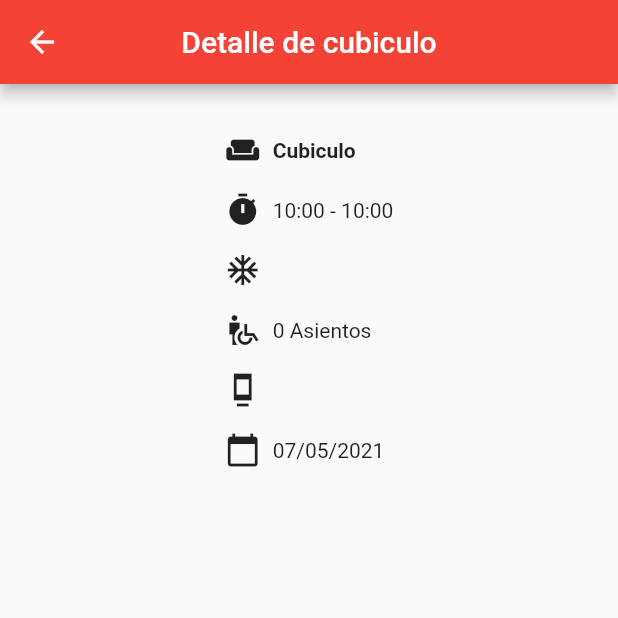
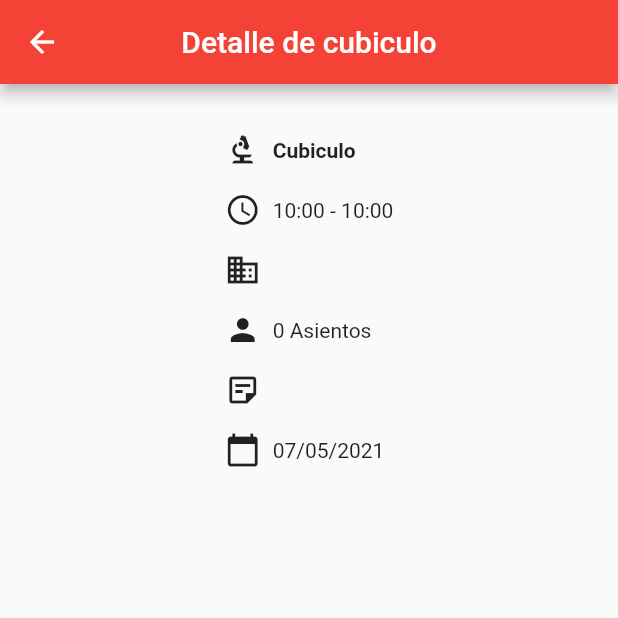
Before and after one commit to willingtonortiz/cubipool2, a Flutter app: the DetailMyReservationPaage screen opened directly with empty values, on a phone screen of 412 x 824 dp, the top half of it. Run offline on Flutter 3.47's test engine with Material 2 defaults, Android fonts, the phone set to English and light mode, and no system bars; our stand-ins replace dartz, flutter_conditional_rendering, flutter_hooks, flutter_riverpod, get_it, hive and 2 more; missing offline and left inert: qr_code_scanner; accounts and stored records are empty; project files that could hold a hidden picture were left out.

Commit message:
Fix errors in HU 03, 04 and 12
Fixed a bug regarding the end time being displayed when searching for
available cubicles. The error when making the request to reserve a
cubicle was also fixed. Finally, the icons that are shown in the detail
of a personal reservation have been changed.

```diff
--- a/lib/modules/profile/presentation/pages/my_reservations_page.dart
+++ b/lib/modules/profile/presentation/pages/my_reservations_page.dart
@@ -86,7 +86,6 @@ class _MyReservationsPageState extends State<MyReservationsPage> {
   Widget _buildReservationItem(BuildContext context, Reservation reservation) {
     return InkWell(
         onTap: () {
-          print("A");
           Navigator.push<String>(
             context,
             MaterialPageRoute(
--- a/lib/modules/profile/presentation/pages/profile_page.dart
+++ b/lib/modules/profile/presentation/pages/profile_page.dart
@@ -40,8 +40,6 @@ class _ProfilePageState extends State<ProfilePage> {
             SnackBar(content: Text(state.message)),
           );
         } else if (state is MyReservationsState) {
-          print(state);
-          print(state.reservations);
 
           await Navigator.push<String>(
             context,
--- a/lib/modules/reservation/domain/usecases/search_all_reservations.dart
+++ b/lib/modules/reservation/domain/usecases/search_all_reservations.dart
@@ -41,7 +41,7 @@ class SearchAllReservations
                 cubicleId: e.cubicleId,
                 cubicleCode: e.cubicleCode,
                 startHour: DateTime.parse(e.startTime),
-                endHour: DateTime.parse(e.endTime),
+                endHour: DateTime.parse(e.endTime).add(Duration(hours: 2)),
               ),
             )
             .toList();
--- a/lib/modules/reservation/presentation/pages/detail_my_reservation_page.dart
+++ b/lib/modules/reservation/presentation/pages/detail_my_reservation_page.dart
@@ -66,7 +66,7 @@ class _DetailMyReservationPaage extends State<DetailMyReservationPaage> {
                   Row(
                     mainAxisSize: MainAxisSize.min,
                     children: [
-                      Icon(Icons.weekend),
+                      Icon(Icons.biotech),
                       const SizedBox(width: 8.0),
                       Text(
                         'Cubiculo ${widget.reservation.cubicleCode}',
@@ -78,7 +78,7 @@ class _DetailMyReservationPaage extends State<DetailMyReservationPaage> {
                   Row(
                     mainAxisSize: MainAxisSize.min,
                     children: [
-                      Icon(Icons.timer),
+                      Icon(Icons.access_time),
                       const SizedBox(width: 8.0),
                       Text(widget.reservation.getHourInterval()),
                     ],
@@ -87,7 +87,7 @@ class _DetailMyReservationPaage extends State<DetailMyReservationPaage> {
                   Row(
                     mainAxisSize: MainAxisSize.min,
                     children: [
-                      Icon(Icons.ac_unit),
+                      Icon(Icons.business),
                       const SizedBox(width: 8.0),
                       Text(widget.reservation.campusName),
                     ],
@@ -96,7 +96,7 @@ class _DetailMyReservationPaage extends State<DetailMyReservationPaage> {
                   Row(
                     mainAxisSize: MainAxisSize.min,
                     children: [
-                      Icon(Icons.wheelchair_pickup_sharp),
+                      Icon(Icons.person),
                       const SizedBox(width: 8.0),
                       Text('${widget.reservation.seats} Asientos'),
                     ],
@@ -105,7 +105,7 @@ class _DetailMyReservationPaage extends State<DetailMyReservationPaage> {
                   Row(
                     mainAxisSize: MainAxisSize.min,
                     children: [
-                      Icon(Icons.dock_sharp),
+                      Icon(Icons.sticky_note_2_outlined),
                       const SizedBox(width: 8.0),
                       Text(widget.reservation.type),
                     ],
--- a/lib/modules/reservation/presentation/pages/reservation_detail_page.dart
+++ b/lib/modules/reservation/presentation/pages/reservation_detail_page.dart
@@ -90,7 +90,7 @@ class ReservationDetailPage extends StatelessWidget {
             final either = await reserveCubicle.execute(ReserveCubicleParams(
               cubicleId: reservation.cubicleId,
               startTime: reservation.startHour,
-              endTime: reservation.endHour.add(Duration(hours: 2)),
+              endTime: reservation.endHour,
             ));
 
             either.fold(
```
Also changed, not shown: lib/modules/reservation/infrastructure/repositories/reservations_repository_impl.dart (+10 -6 lines).
